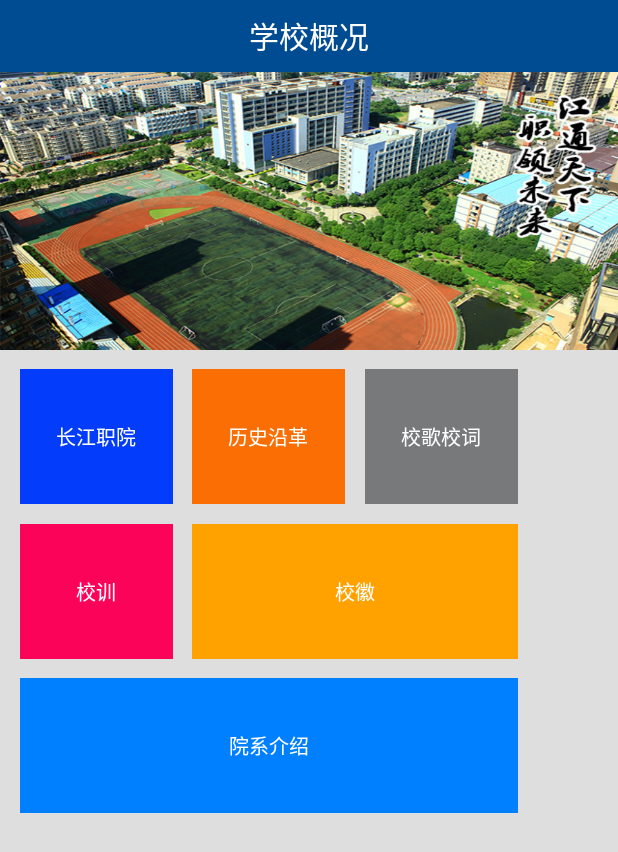
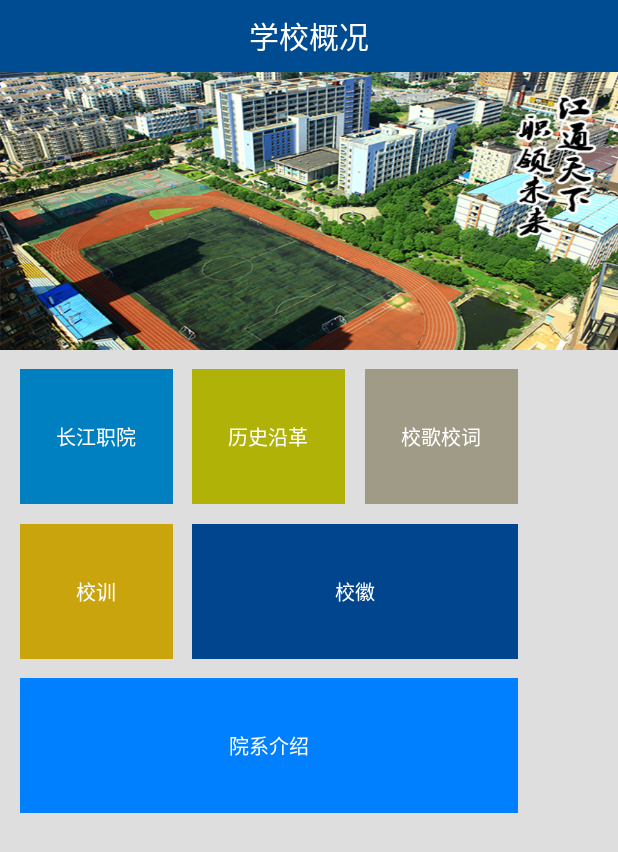
Before and after one commit to JDKCHINA/CJXY_APP, an Android app: the One screen opened directly, with no data from a screen before it, on a phone screen of 412 x 824 dp. Shown: the top 852 px of the screen. Run offline under Robolectric (Android 15) with nearby library versions, the phone set to English and light mode, and no system bars.

Commit message:
更新校园概况和开发团队

```diff
--- a/app/src/main/res/layout/xxgk.xml
+++ b/app/src/main/res/layout/xxgk.xml
@@ -48,7 +48,7 @@
                 android:text="历史沿革"
                 android:textColor="#ffffff"
                 android:textSize="13dp"
-                android:background="#fa6e03"
+                android:background="#b1b208"
                 android:id="@+id/button2"
                 android:layout_gravity="center" />
         </FrameLayout>
@@ -65,7 +65,7 @@
                 android:text="校歌校词"
                 android:textColor="#ffffff"
                 android:textSize="13dp"
-                android:background="#78797b"
+                android:background="#a09b87"
                 android:id="@+id/button3"
                 android:layout_gravity="center" />
         </FrameLayout>
@@ -81,7 +81,7 @@
                 android:text="长江职院"
                 android:textColor="#ffffff"
                 android:textSize="13dp"
-                android:background="#033cfa"
+                android:background="#0080c1"
                 android:id="@+id/button1"
                 android:layout_gravity="center" />
         </FrameLayout>
@@ -97,7 +97,7 @@
                 android:text="校训"
                 android:textColor="#ffffff"
                 android:textSize="13dp"
-                android:background="#fc035a"
+                android:background="#c9a40d"
                 android:id="@+id/button4"
                 android:layout_gravity="center" />
         </FrameLayout>
@@ -114,7 +114,7 @@
                 android:text="校徽"
                 android:textColor="#ffffff"
                 android:textSize="13dp"
-                android:background="#ffa200"
+                android:background="#00458e"
                 android:id="@+id/button5"
                 android:layout_gravity="center" />
         </FrameLayout>
```
Also changed, not shown: 1 other file.
